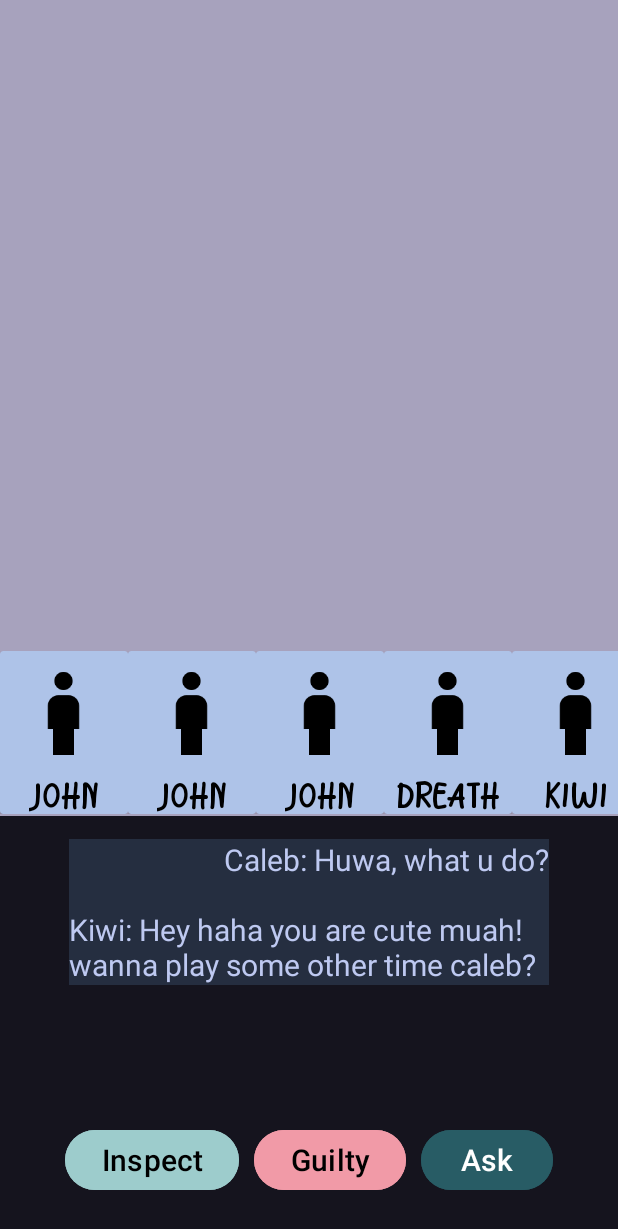
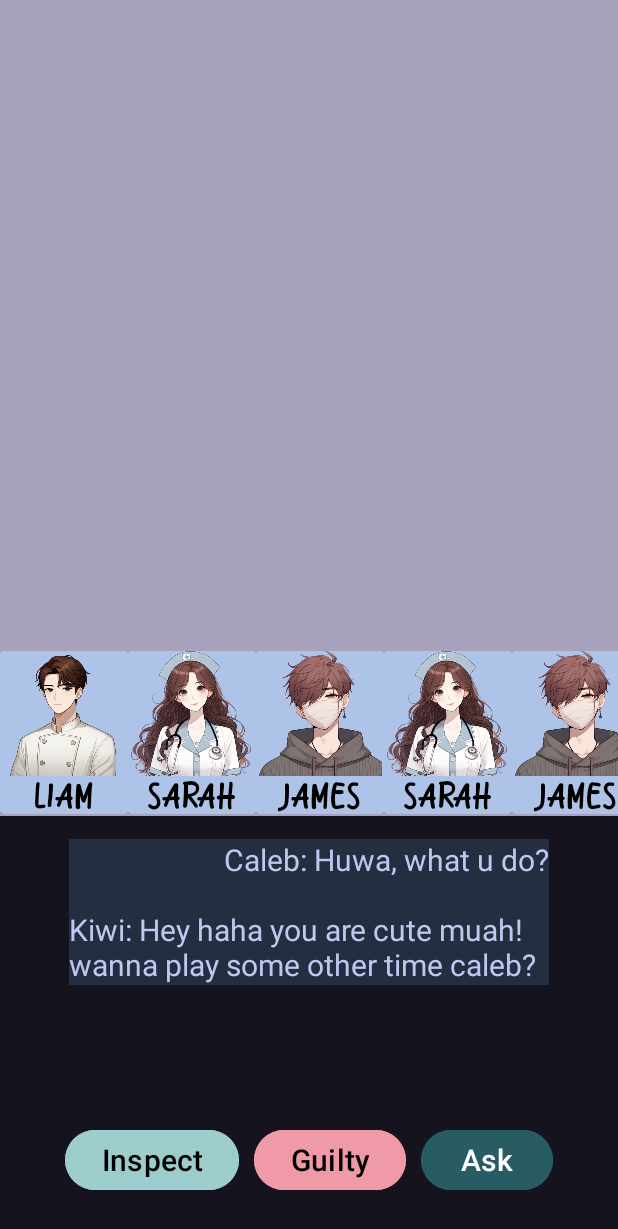
Before and after one commit to dreath-pro/Find-The-Killer, an Android app: the LineupActivity screen opened directly, with no data from a screen before it, after a tap on "Skip", on a phone screen of 412 x 824 dp. Shown: the top 1229 px of the screen. Run offline under Robolectric (Android 15) with nearby library versions, the phone set to English and light mode, and no system bars.

Commit message:
image addition

```diff
--- a/app/src/main/java/com/example/findthekiller/GameActivity.java
+++ b/app/src/main/java/com/example/findthekiller/GameActivity.java
@@ -1,12 +1,9 @@
 package com.example.findthekiller;
 
-import android.graphics.Color;
 import android.os.Bundle;
 import android.text.Layout;
-import android.text.Spannable;
 import android.text.SpannableStringBuilder;
 import android.text.style.AlignmentSpan;
-import android.text.style.ForegroundColorSpan;
 import android.widget.TextView;
 
 import androidx.activity.EdgeToEdge;
@@ -14,7 +11,6 @@ import androidx.appcompat.app.AppCompatActivity;
 import androidx.core.graphics.Insets;
 import androidx.core.view.ViewCompat;
 import androidx.core.view.WindowInsetsCompat;
-import androidx.recyclerview.widget.GridLayoutManager;
 import androidx.recyclerview.widget.LinearLayoutManager;
 import androidx.recyclerview.widget.RecyclerView;
 
@@ -73,13 +69,13 @@ public class GameActivity extends AppCompatActivity {
     }
 
     private void addCharacter() {
-        character.add(new Characters(R.drawable.player, R.drawable.player, "Dreath", "male"));
-        character.add(new Characters(R.drawable.player, R.drawable.player, "Liam", "male"));
-        character.add(new Characters(R.drawable.player, R.drawable.player, "Kiwi", "female"));
-        character.add(new Characters(R.drawable.player, R.drawable.player, "Jade", "female"));
-        character.add(new Characters(R.drawable.player, R.drawable.player, "Caleb", "male"));
-        character.add(new Characters(R.drawable.player, R.drawable.player, "John", "male"));
-        character.add(new Characters(R.drawable.player, R.drawable.player, "Princess", "female"));
-        character.add(new Characters(R.drawable.player, R.drawable.player, "Kaz", "female"));
+        character.add(new Characters(R.drawable.james, R.drawable.james, "James", "male"));
+        character.add(new Characters(R.drawable.liam, R.drawable.liam, "Liam", "male"));
+        character.add(new Characters(R.drawable.rachel, R.drawable.rachel, "Rachel", "female"));
+        character.add(new Characters(R.drawable.jason, R.drawable.jason, "Jason", "male"));
+        character.add(new Characters(R.drawable.sarah, R.drawable.sarah, "Sarah", "female"));
+//        character.add(new Characters(R.drawable.player, R.drawable.player, "Kaz", "female"));
+//        character.add(new Characters(R.drawable.player, R.drawable.player, "Caleb", "male"));
+//        character.add(new Characters(R.drawable.player, R.drawable.player, "John", "male"));
     }
 }
--- a/app/src/main/java/com/example/findthekiller/LineupActivity.java
+++ b/app/src/main/java/com/example/findthekiller/LineupActivity.java
@@ -5,7 +5,6 @@ import android.os.Bundle;
 import android.view.View;
 import android.widget.Button;
 import android.widget.TextView;
-import android.widget.Toast;
 
 import androidx.activity.EdgeToEdge;
 import androidx.appcompat.app.AppCompatActivity;
@@ -40,7 +39,7 @@ public class LineupActivity extends AppCompatActivity {
         skipButton = findViewById(R.id.skipButton);
 
         addCharacter();
-        for (int i = 0; i <= 7; i++) {
+        for (int i = 1; i <= 5; i++) {
             int characterSelection = random.nextInt(character.size());
 
             playerModels.add(new PlayerModel(character.get(characterSelection).getName(), character.get(characterSelection).getGender(), null,
@@ -144,13 +143,13 @@ public class LineupActivity extends AppCompatActivity {
     }
 
     private void addCharacter() {
-        character.add(new Characters(R.drawable.player, R.drawable.player, "Dreath", "male"));
-        character.add(new Characters(R.drawable.player, R.drawable.player, "Liam", "male"));
-        character.add(new Characters(R.drawable.player, R.drawable.player, "Kiwi", "female"));
-        character.add(new Characters(R.drawable.player, R.drawable.player, "Jade", "female"));
-        character.add(new Characters(R.drawable.player, R.drawable.player, "Caleb", "male"));
-        character.add(new Characters(R.drawable.player, R.drawable.player, "John", "male"));
-        character.add(new Characters(R.drawable.player, R.drawable.player, "Princess", "female"));
-        character.add(new Characters(R.drawable.player, R.drawable.player, "Kaz", "female"));
+        character.add(new Characters(R.drawable.james, R.drawable.james, "James", "male"));
+        character.add(new Characters(R.drawable.liam, R.drawable.liam, "Liam", "male"));
+        character.add(new Characters(R.drawable.rachel, R.drawable.rachel, "Rachel", "female"));
+        character.add(new Characters(R.drawable.jason, R.drawable.jason, "Jason", "male"));
+        character.add(new Characters(R.drawable.sarah, R.drawable.sarah, "Sarah", "female"));
+//        character.add(new Characters(R.drawable.player, R.drawable.player, "Kaz", "female"));
+//        character.add(new Characters(R.drawable.player, R.drawable.player, "Caleb", "male"));
+//        character.add(new Characters(R.drawable.player, R.drawable.player, "John", "male"));
     }
 }
```
Also changed, not shown: app/src/main/res/drawable/james.png (added), app/src/main/res/drawable/jason.png (added), app/src/main/res/drawable/liam.png (added), app/src/main/res/drawable/rachel.png (added), app/src/main/res/drawable/sarah.png (added).
